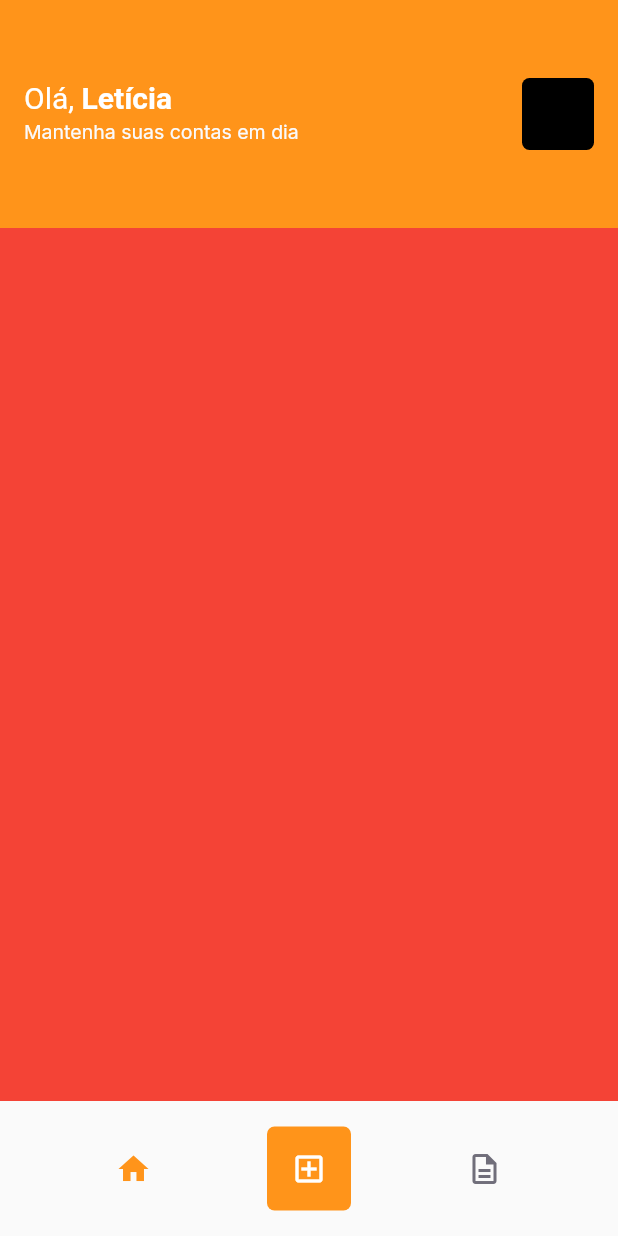
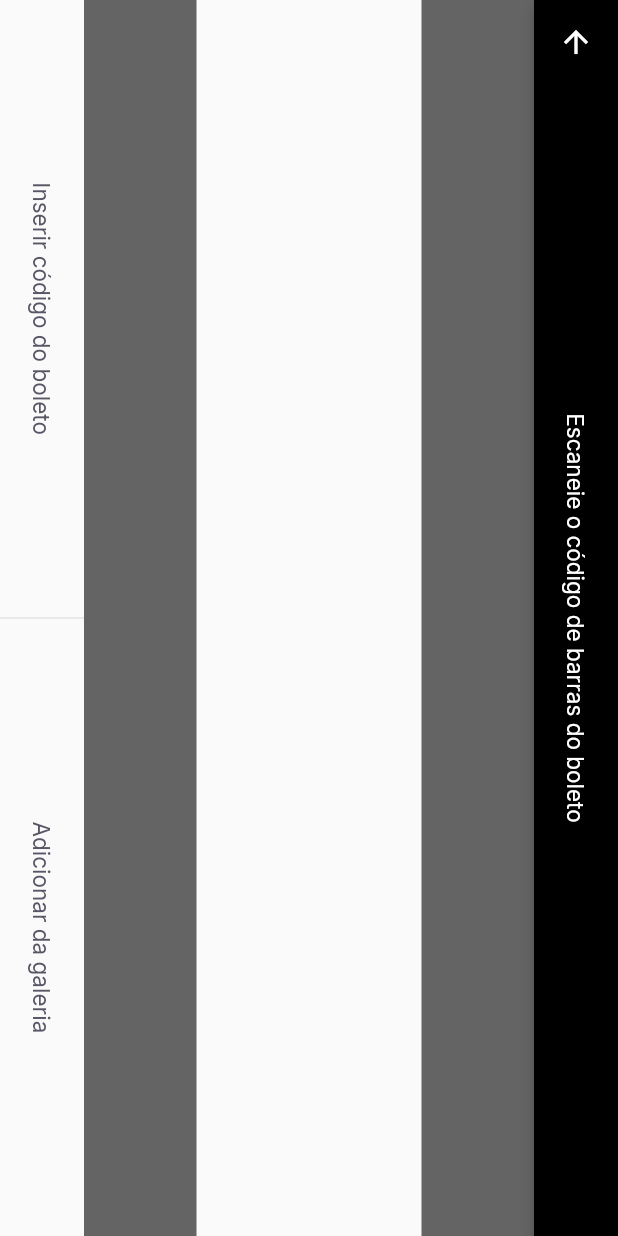
Before and after one commit to leeconde/payflow-nlw, a Flutter app: the HomePage screen opened by its route, after a tap on the "add box" icon, on a phone screen of 412 x 824 dp. Run offline on Flutter 3.47's test engine with Material 2 defaults, Android fonts, the phone set to English and light mode, and no system bars; our stand-ins replace firebase_core, google_fonts, google_sign_in, shared_preferences; accounts and stored records are empty.

Commit message:
criação do barcode scanner

```diff
--- a/lib/app_widget.dart
+++ b/lib/app_widget.dart
@@ -1,4 +1,5 @@
 import 'package:flutter/material.dart';
+import 'package:payflow/modules/bardoce_scanner/barcode_scanner_page.dart';
 import 'package:payflow/modules/home/home_page.dart';
 import 'package:payflow/modules/login/login_page.dart';
 import 'package:payflow/modules/splash/splash_page.dart';
@@ -10,6 +11,7 @@ class AppWidget extends StatelessWidget {
     return MaterialApp(
       title: 'PayFlow',
       theme: ThemeData(
+        primarySwatch: Colors.orange,
         primaryColor: AppColors.primary,
       ),
       initialRoute: "/splash",
@@ -17,6 +19,7 @@ class AppWidget extends StatelessWidget {
         "/splash": (context) => SplashPage(),
         "/home": (context) => HomePage(),
         "/login": (context) => LoginPage(),
+        "/barcode_scanner": (context) => BarcodeSannerPage(),
       },
     );
   }
--- /dev/null
+++ b/lib/modules/bardoce_scanner/barcode_scanner_page.dart
@@ -0,0 +1,65 @@
+import 'package:flutter/material.dart';
+import 'package:payflow/shared/themes/app_colors.dart';
+import 'package:payflow/shared/themes/app_text_styles.dart';
+import 'package:payflow/shared/widgets/set_label_buttons/set_label_buttons.dart';
+
+class BarcodeSannerPage extends StatefulWidget {
+  const BarcodeSannerPage({Key? key}) : super(key: key);
+
+  @override
+  _BarcodeSannerPageState createState() => _BarcodeSannerPageState();
+}
+
+class _BarcodeSannerPageState extends State<BarcodeSannerPage> {
+  @override
+  Widget build(BuildContext context) {
+    return SafeArea(
+      top: true,
+      bottom: true,
+      left: true,
+      right: true,
+      child: RotatedBox(
+        quarterTurns: 1,
+        child: Scaffold(
+          appBar: AppBar(
+            backgroundColor: Colors.black,
+            title: Text(
+              'Escaneie o código de barras do boleto',
+              style: TextStyles.buttonBackground,
+            ),
+            centerTitle: true,
+            leading: BackButton(
+              color: AppColors.background,
+            ),
+          ),
+          body: Column(
+            children: [
+              Expanded(
+                child: Container(
+                  color: Colors.black.withOpacity(0.6),
+                ),
+              ),
+              Expanded(
+                flex: 2,
+                child: Container(
+                  color: Colors.transparent,
+                ),
+              ),
+              Expanded(
+                child: Container(
+                  color: Colors.black.withOpacity(0.6),
+                ),
+              ),
+            ],
+          ),
+          bottomNavigationBar: SetLabelButton(
+            primaryLabel: 'Inserir código do boleto',
+            primaryOnPressed: () {},
+            secodaryLabel: 'Adicionar da galeria',
+            secodaryOnPressed: () {},
+          ),
+        ),
+      ),
+    );
+  }
+}
--- a/lib/modules/home/home_page.dart
+++ b/lib/modules/home/home_page.dart
@@ -74,7 +74,7 @@ class _HomePageState extends State<HomePage> {
             ),
             GestureDetector(
               onTap: () {
-                print('Clicou');
+                Navigator.pushNamed(context, "/barcode_scanner");
               },
               child: Container(
                 width: 56,
--- /dev/null
+++ b/lib/shared/widgets/divider_vertical/divider_vertical_widget.dart
@@ -0,0 +1,15 @@
+import 'package:flutter/material.dart';
+import 'package:payflow/shared/themes/app_colors.dart';
+
+class DividerVertificalWidget extends StatelessWidget {
+  const DividerVertificalWidget({Key? key}) : super(key: key);
+
+  @override
+  Widget build(BuildContext context) {
+    return Container(
+      width: 1,
+      height: double.maxFinite,
+      color: AppColors.stroke,
+    );
+  }
+}
--- /dev/null
+++ b/lib/shared/widgets/label_button/label_button.dart
@@ -0,0 +1,23 @@
+import 'package:flutter/material.dart';
+import 'package:payflow/shared/themes/app_text_styles.dart';
+
+class LabelButton extends StatelessWidget {
+  final String label;
+  final VoidCallback onPressed;
+  const LabelButton({Key? key, required this.label, required this.onPressed})
+      : super(key: key);
+
+  @override
+  Widget build(BuildContext context) {
+    return Container(
+      height: 56,
+      child: TextButton(
+        onPressed: onPressed,
+        child: Text(
+          label,
+          style: TextStyles.buttonHeading,
+        ),
+      ),
+    );
+  }
+}
--- /dev/null
+++ b/lib/shared/widgets/set_label_buttons/set_label_buttons.dart
@@ -0,0 +1,42 @@
+import 'package:flutter/material.dart';
+import 'package:payflow/shared/widgets/divider_vertical/divider_vertical_widget.dart';
+import 'package:payflow/shared/widgets/label_button/label_button.dart';
+
+class SetLabelButton extends StatelessWidget {
+  final String primaryLabel;
+  final VoidCallback primaryOnPressed;
+  final String secodaryLabel;
+  final VoidCallback secodaryOnPressed;
+
+  const SetLabelButton(
+      {Key? key,
+      required this.primaryLabel,
+      required this.primaryOnPressed,
+      required this.secodaryLabel,
+      required this.secodaryOnPressed})
+      : super(key: key);
+
+  @override
+  Widget build(BuildContext context) {
+    return Container(
+      height: 56,
+      child: Row(
+        children: [
+          Expanded(
+            child: LabelButton(
+              label: primaryLabel,
+              onPressed: primaryOnPressed,
+            ),
+          ),
+          DividerVertificalWidget(),
+          Expanded(
+            child: LabelButton(
+              label: secodaryLabel,
+              onPressed: secodaryOnPressed,
+            ),
+          ),
+        ],
+      ),
+    );
+  }
+}
--- a/pubspec.yaml
+++ b/pubspec.yaml
@@ -34,6 +34,10 @@ dependencies:
   google_sign_in: ^5.2.1
   google_sign_in_web: ^0.10.0
   shared_preferences: ^2.0.11
+  google_ml_kit: ^0.7.3
+  camera: ^0.9.4+5
+  image_picker: ^0.8.4+4
+  image_web_picker: ^0.0.2
 
   # The following adds the Cupertino Icons font to your application.
   # Use with the CupertinoIcons class for iOS style icons.
```
Also changed, not shown: pubspec.lock.
